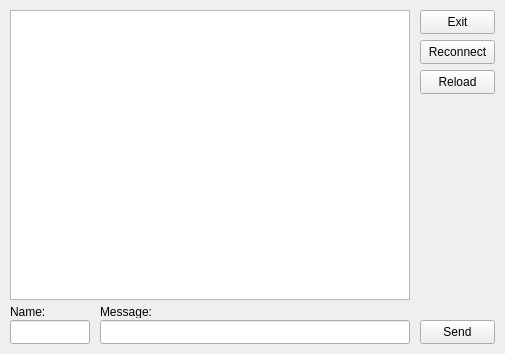
Qt form src/Client/Ui_Files/ui_MainWindow.ui (Formak21/OpenLChat) before a commit.
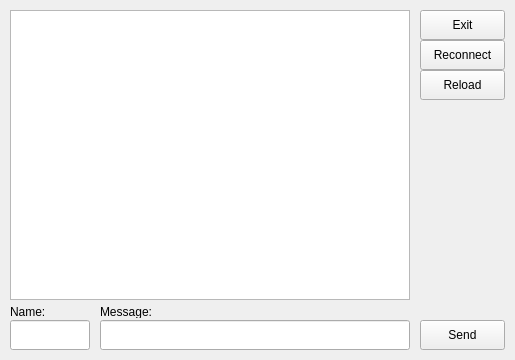
The same form after that commit.

Diff of the .ui file:
```diff
--- a/src/Client/Ui_Files/ui_MainWindow.ui
+++ b/src/Client/Ui_Files/ui_MainWindow.ui
@@ -6,8 +6,8 @@
    <rect>
     <x>0</x>
     <y>0</y>
-    <width>505</width>
-    <height>354</height>
+    <width>515</width>
+    <height>360</height>
    </rect>
   </property>
   <property name="windowTitle">
@@ -19,8 +19,8 @@
      <rect>
       <x>420</x>
       <y>320</y>
-      <width>75</width>
-      <height>24</height>
+      <width>85</width>
+      <height>30</height>
      </rect>
     </property>
     <property name="text">
@@ -32,8 +32,8 @@
      <rect>
       <x>420</x>
       <y>10</y>
-      <width>75</width>
-      <height>24</height>
+      <width>85</width>
+      <height>30</height>
      </rect>
     </property>
     <property name="text">
@@ -45,8 +45,8 @@
      <rect>
       <x>420</x>
       <y>70</y>
-      <width>75</width>
-      <height>24</height>
+      <width>85</width>
+      <height>30</height>
      </rect>
     </property>
     <property name="text">
@@ -72,7 +72,7 @@
       <x>10</x>
       <y>320</y>
       <width>80</width>
-      <height>24</height>
+      <height>30</height>
      </rect>
     </property>
    </widget>
@@ -82,7 +82,7 @@
       <x>100</x>
       <y>320</y>
       <width>310</width>
-      <height>24</height>
+      <height>30</height>
      </rect>
     </property>
    </widget>
@@ -127,8 +127,8 @@
      <rect>
       <x>420</x>
       <y>40</y>
-      <width>75</width>
-      <height>24</height>
+      <width>85</width>
+      <height>30</height>
      </rect>
     </property>
     <property name="text">
```
Left out of the diff: 16 changed lines with no effect on the pictures.
